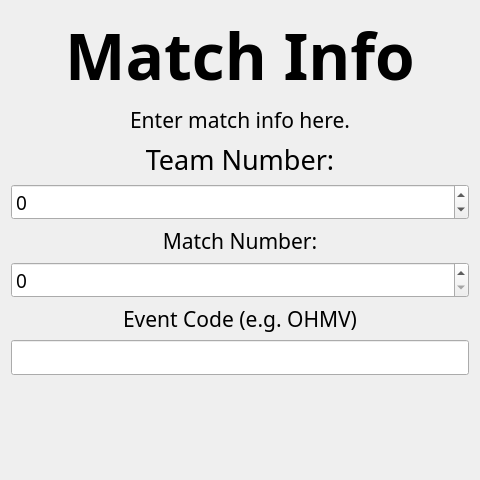
Old version of the form ui/TeamInfo.ui in the repository binex-dsk/QFRCScouter.
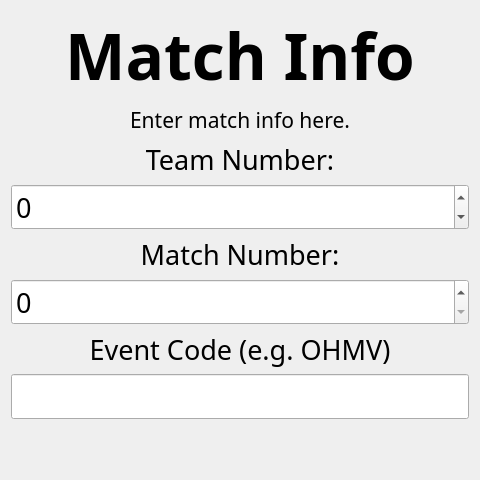
New version of the form.

Commit message: timer thang

The edit to the form file:
```diff
--- a/ui/TeamInfo.ui
+++ b/ui/TeamInfo.ui
@@ -116,6 +116,13 @@
        <verstretch>0</verstretch>
       </sizepolicy>
      </property>
+     <property name="font">
+      <font>
+       <family>Noto Sans</family>
+       <pointsize>20</pointsize>
+       <bold>false</bold>
+      </font>
+     </property>
      <property name="wrapping">
       <bool>true</bool>
      </property>
@@ -129,7 +136,7 @@
      <property name="font">
       <font>
        <family>Noto Sans</family>
-       <pointsize>16</pointsize>
+       <pointsize>20</pointsize>
        <bold>false</bold>
       </font>
      </property>
@@ -142,14 +149,22 @@
     </widget>
    </item>
    <item>
-    <widget class="QSpinBox" name="matchNumber"/>
+    <widget class="QSpinBox" name="matchNumber">
+     <property name="font">
+      <font>
+       <family>Noto Sans</family>
+       <pointsize>20</pointsize>
+       <bold>false</bold>
+      </font>
+     </property>
+    </widget>
    </item>
    <item>
     <widget class="QLabel" name="label_4">
      <property name="font">
       <font>
        <family>Noto Sans</family>
-       <pointsize>16</pointsize>
+       <pointsize>20</pointsize>
        <bold>false</bold>
       </font>
      </property>
@@ -162,7 +177,15 @@
     </widget>
    </item>
    <item>
-    <widget class="QLineEdit" name="eventCode"/>
+    <widget class="QLineEdit" name="eventCode">
+     <property name="font">
+      <font>
+       <family>Noto Sans</family>
+       <pointsize>20</pointsize>
+       <bold>false</bold>
+      </font>
+     </property>
+    </widget>
    </item>
    <item>
     <spacer name="verticalSpacer">
```
The commit also changes 1 other file.
